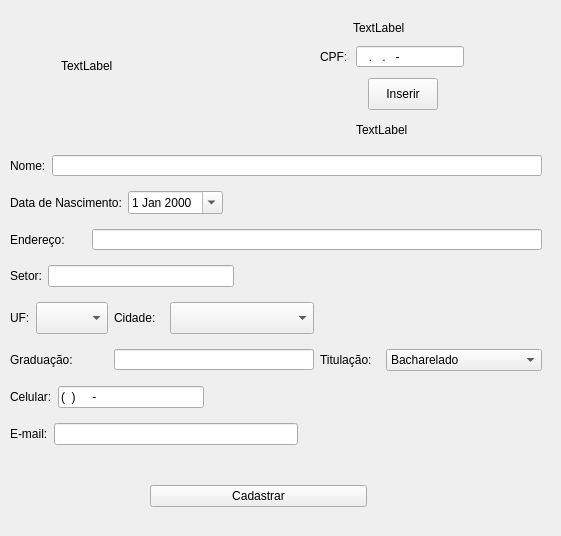
First picture: the form in SistemaDeMatriculas-V0/cadastro_professor.ui, repository leonardopereira10/UEG, before the edit.
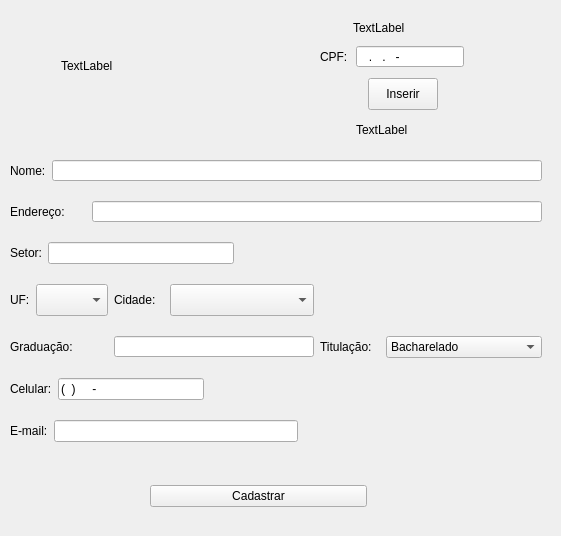
Second picture: the form after the edit.

Commit message: EXCLUSÃO DA DATA DE NASCIMENTO E INCLUSAO DOS TEXTOS (PLACEHOLDER)

Patch:
```diff
--- a/SistemaDeMatriculas-V0/cadastro_professor.ui
+++ b/SistemaDeMatriculas-V0/cadastro_professor.ui
@@ -105,66 +105,7 @@
     </rect>
    </property>
    <layout class="QGridLayout" name="gridLayout_3">
-    <item row="6" column="0">
-     <widget class="QLabel" name="graduacao">
-      <property name="maximumSize">
-       <size>
-        <width>80</width>
-        <height>16777215</height>
-       </size>
-      </property>
-      <property name="text">
-       <string>Graduação:</string>
-      </property>
-     </widget>
-    </item>
-    <item row="4" column="0">
-     <layout class="QHBoxLayout" name="horizontalLayout_7">
-      <property name="sizeConstraint">
-       <enum>QLayout::SetNoConstraint</enum>
-      </property>
-      <item>
-       <widget class="QLabel" name="uf">
-        <property name="maximumSize">
-         <size>
-          <width>20</width>
-          <height>26</height>
-         </size>
-        </property>
-        <property name="text">
-         <string>UF:</string>
-        </property>
-       </widget>
-      </item>
-      <item>
-       <widget class="QComboBox" name="selecao_estado">
-        <property name="maximumSize">
-         <size>
-          <width>80</width>
-          <height>32</height>
-         </size>
-        </property>
-       </widget>
-      </item>
-      <item>
-       <spacer name="horizontalSpacer">
-        <property name="orientation">
-         <enum>Qt::Horizontal</enum>
-        </property>
-        <property name="sizeType">
-         <enum>QSizePolicy::Ignored</enum>
-        </property>
-        <property name="sizeHint" stdset="0">
-         <size>
-          <width>0</width>
-          <height>0</height>
-         </size>
-        </property>
-       </spacer>
-      </item>
-     </layout>
-    </item>
-    <item row="2" column="0" colspan="4">
+    <item row="1" column="0" colspan="4">
      <layout class="QGridLayout" name="gridLayout_2">
       <item row="0" column="1">
        <widget class="QLineEdit" name="campo_endereco">
@@ -191,33 +132,6 @@
       </item>
      </layout>
     </item>
-    <item row="3" column="0" colspan="4">
-     <layout class="QHBoxLayout" name="horizontalLayout_6">
-      <item>
-       <widget class="QLabel" name="setor">
-        <property name="text">
-         <string>Setor:</string>
-        </property>
-       </widget>
-      </item>
-      <item>
-       <widget class="QLineEdit" name="campo_setor"/>
-      </item>
-      <item>
-       <spacer name="horizontalSpacer_7">
-        <property name="orientation">
-         <enum>Qt::Horizontal</enum>
-        </property>
-        <property name="sizeHint" stdset="0">
-         <size>
-          <width>308</width>
-          <height>20</height>
-         </size>
-        </property>
-       </spacer>
-      </item>
-     </layout>
-    </item>
     <item row="0" column="0" colspan="4">
      <layout class="QHBoxLayout" name="horizontalLayout_4">
       <item>
@@ -239,7 +153,7 @@
       </item>
      </layout>
     </item>
-    <item row="9" column="0" colspan="4">
+    <item row="8" column="0" colspan="4">
      <layout class="QHBoxLayout" name="horizontalLayout_3">
       <item>
        <widget class="QLabel" name="celular">
@@ -270,54 +184,7 @@
       </item>
      </layout>
     </item>
-    <item row="6" column="2">
-     <widget class="QLabel" name="titulacao">
-      <property name="maximumSize">
-       <size>
-        <width>60</width>
-        <height>26</height>
-       </size>
-      </property>
-      <property name="text">
-       <string>Titulação:</string>
-      </property>
-     </widget>
-    </item>
-    <item row="1" column="0" colspan="4">
-     <layout class="QHBoxLayout" name="horizontalLayout_5">
-      <item>
-       <widget class="QLabel" name="data_de_nascimento">
-        <property name="text">
-         <string>Data de Nascimento:</string>
-        </property>
-       </widget>
-      </item>
-      <item>
-       <widget class="QDateEdit" name="selecao_data_de_nascimento">
-        <property name="wrapping">
-         <bool>false</bool>
-        </property>
-        <property name="calendarPopup">
-         <bool>true</bool>
-        </property>
-       </widget>
-      </item>
-      <item>
-       <spacer name="horizontalSpacer_2">
-        <property name="orientation">
-         <enum>Qt::Horizontal</enum>
-        </property>
-        <property name="sizeHint" stdset="0">
-         <size>
-          <width>40</width>
-          <height>20</height>
-         </size>
-        </property>
-       </spacer>
-      </item>
-     </layout>
-    </item>
-    <item row="6" column="3">
+    <item row="5" column="3">
      <widget class="QComboBox" name="selecao_titulacao">
       <item>
        <property name="text">
@@ -351,34 +218,7 @@
       </item>
      </widget>
     </item>
-    <item row="10" column="0" colspan="4">
-     <layout class="QHBoxLayout" name="horizontalLayout_2">
-      <item>
-       <widget class="QLabel" name="email">
-        <property name="text">
-         <string>E-mail:</string>
-        </property>
-       </widget>
-      </item>
-      <item>
-       <widget class="QLineEdit" name="campo_email"/>
-      </item>
-      <item>
-       <spacer name="horizontalSpacer_6">
-        <property name="orientation">
-         <enum>Qt::Horizontal</enum>
-        </property>
-        <property name="sizeHint" stdset="0">
-         <size>
-          <width>178</width>
-          <height>20</height>
-         </size>
-        </property>
-       </spacer>
-      </item>
-     </layout>
-    </item>
-    <item row="6" column="1">
+    <item row="5" column="1">
      <widget class="QLineEdit" name="campo_graduacao">
       <property name="maximumSize">
        <size>
@@ -388,7 +228,7 @@
       </property>
      </widget>
     </item>
-    <item row="4" column="1">
+    <item row="3" column="1">
      <layout class="QHBoxLayout" name="horizontalLayout_8">
       <item>
        <widget class="QLabel" name="cidade">
@@ -415,6 +255,132 @@
       </item>
      </layout>
     </item>
+    <item row="5" column="0">
+     <widget class="QLabel" name="graduacao">
+      <property name="maximumSize">
+       <size>
+        <width>80</width>
+        <height>16777215</height>
+       </size>
+      </property>
+      <property name="text">
+       <string>Graduação:</string>
+      </property>
+     </widget>
+    </item>
+    <item row="2" column="0" colspan="4">
+     <layout class="QHBoxLayout" name="horizontalLayout_6">
+      <item>
+       <widget class="QLabel" name="setor">
+        <property name="text">
+         <string>Setor:</string>
+        </property>
+       </widget>
+      </item>
+      <item>
+       <widget class="QLineEdit" name="campo_setor"/>
+      </item>
+      <item>
+       <spacer name="horizontalSpacer_7">
+        <property name="orientation">
+         <enum>Qt::Horizontal</enum>
+        </property>
+        <property name="sizeHint" stdset="0">
+         <size>
+          <width>308</width>
+          <height>20</height>
+         </size>
+        </property>
+       </spacer>
+      </item>
+     </layout>
+    </item>
+    <item row="3" column="0">
+     <layout class="QHBoxLayout" name="horizontalLayout_7">
+      <property name="sizeConstraint">
+       <enum>QLayout::SetNoConstraint</enum>
+      </property>
+      <item>
+       <widget class="QLabel" name="uf">
+        <property name="maximumSize">
+         <size>
+          <width>20</width>
+          <height>26</height>
+         </size>
+        </property>
+        <property name="text">
+         <string>UF:</string>
+        </property>
+       </widget>
+      </item>
+      <item>
+       <widget class="QComboBox" name="selecao_estado">
+        <property name="maximumSize">
+         <size>
+          <width>80</width>
+          <height>32</height>
+         </size>
+        </property>
+       </widget>
+      </item>
+      <item>
+       <spacer name="horizontalSpacer">
+        <property name="orientation">
+         <enum>Qt::Horizontal</enum>
+        </property>
+        <property name="sizeType">
+         <enum>QSizePolicy::Ignored</enum>
+        </property>
+        <property name="sizeHint" stdset="0">
+         <size>
+          <width>0</width>
+          <height>0</height>
+         </size>
+        </property>
+       </spacer>
+      </item>
+     </layout>
+    </item>
+    <item row="5" column="2">
+     <widget class="QLabel" name="titulacao">
+      <property name="maximumSize">
+       <size>
+        <width>60</width>
+        <height>26</height>
+       </size>
+      </property>
+      <property name="text">
+       <string>Titulação:</string>
+      </property>
+     </widget>
+    </item>
+    <item row="9" column="0" colspan="4">
+     <layout class="QHBoxLayout" name="horizontalLayout_2">
+      <item>
+       <widget class="QLabel" name="email">
+        <property name="text">
+         <string>E-mail:</string>
+        </property>
+       </widget>
+      </item>
+      <item>
+       <widget class="QLineEdit" name="campo_email"/>
+      </item>
+      <item>
+       <spacer name="horizontalSpacer_6">
+        <property name="orientation">
+         <enum>Qt::Horizontal</enum>
+        </property>
+        <property name="sizeHint" stdset="0">
+         <size>
+          <width>178</width>
+          <height>20</height>
+         </size>
+        </property>
+       </spacer>
+      </item>
+     </layout>
+    </item>
    </layout>
   </widget>
   <widget class="QLabel" name="aviso_cpf">
```
Left out of the diff: 1 changed line with no effect on the pictures. The commit also changes 12 other files.
